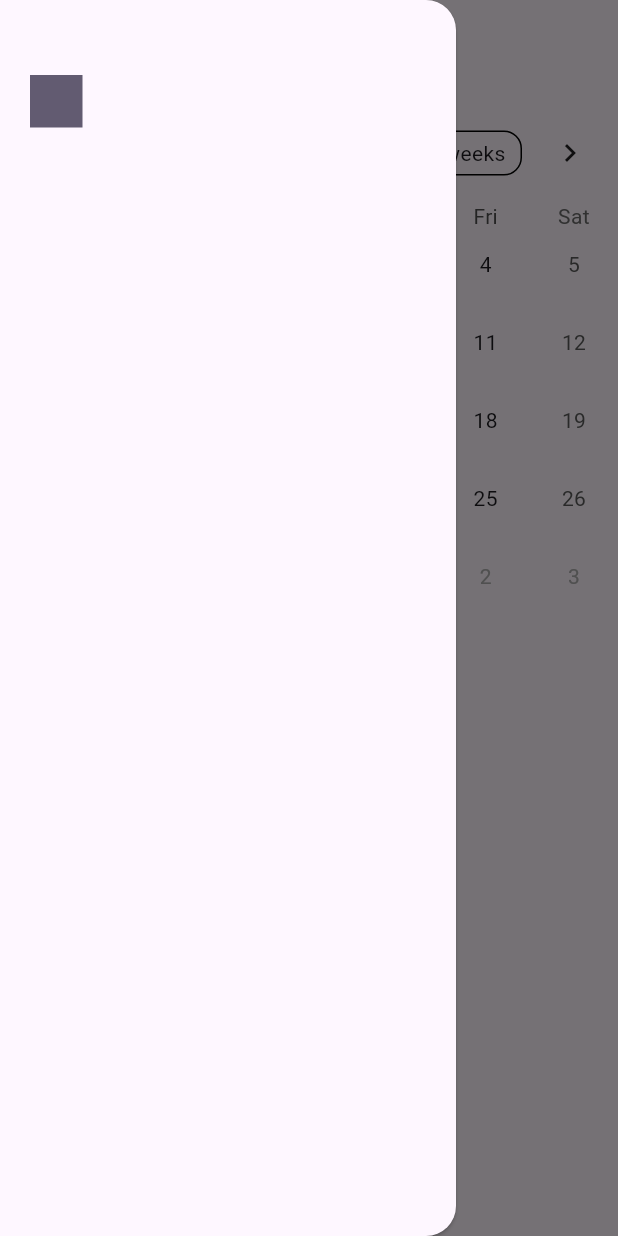
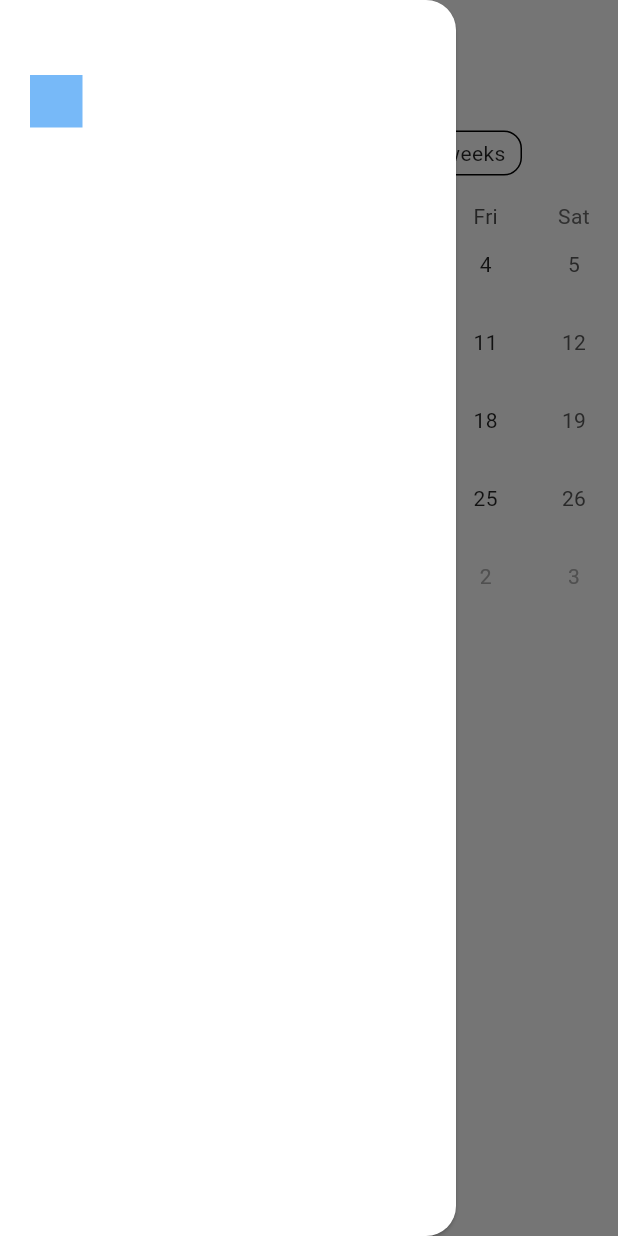
Before and after one commit to za5en/afterwards, a Flutter app: the screen it shows after launch, with the side drawer open, on a phone screen of 412 x 824 dp. Run offline on Flutter 3.47's test engine with Material 3 defaults, Android fonts, the phone set to English and light mode, and no system bars; drawn by our look-alikes of table_calendar; our stand-ins replace flutter_svg, get; Roboto replaces fonts that are missing (OpenSans).

Commit message:
color themes

```diff
--- a/lib/view/resources/color_themes.dart
+++ b/lib/view/resources/color_themes.dart
@@ -13,6 +13,202 @@
   static AfterwardsColorTheme get main => AfterwardsColorTheme(_light, _dark);
 }
 
-final _light = ThemeData();
+final _light = ThemeData(
+  fontFamily: 'OpenSans',
+  textTheme: const TextTheme(
+    titleSmall: TextStyle(
+      fontSize: 12,
+      fontWeight: FontWeight.w600,
+      color: Color.fromRGBO(0, 0, 0, 0.85),
+    ),
+    titleMedium: TextStyle(
+      fontSize: 14,
+      fontWeight: FontWeight.w600,
+      color: Color.fromRGBO(0, 0, 0, 0.85),
+    ),
+    titleLarge: TextStyle(
+      fontSize: 16,
+      fontWeight: FontWeight.w600,
+      color: Color.fromRGBO(0, 0, 0, 0.85),
+    ),
+    bodySmall: TextStyle(
+      fontSize: 12,
+      fontWeight: FontWeight.w400,
+      color: Color.fromRGBO(0, 0, 0, 0.85),
+    ),
+    bodyMedium: TextStyle(
+      fontSize: 14,
+      fontWeight: FontWeight.w400,
+      color: Color.fromRGBO(0, 0, 0, 0.85),
+    ),
+    bodyLarge: TextStyle(
+      fontSize: 16,
+      fontWeight: FontWeight.w400,
+      color: Color.fromRGBO(0, 0, 0, 0.85),
+    ),
+    headlineSmall: TextStyle(
+      fontSize: 12,
+      fontWeight: FontWeight.w600,
+      color: Color.fromRGBO(119, 185, 248, 1.0),
+    ),
+    headlineMedium: TextStyle(
+      fontSize: 14,
+      fontWeight: FontWeight.w600,
+      color: Color.fromRGBO(119, 185, 248, 1.0),
+    ),
+    headlineLarge: TextStyle(
+      fontSize: 16,
+      fontWeight: FontWeight.w600,
+      color: Color.fromRGBO(119, 185, 248, 1.0),
+    ),
+    labelSmall: TextStyle(
+      fontSize: 12,
+      fontWeight: FontWeight.w200,
+      color: Color.fromRGBO(168, 168, 168, 1),
+    ),
+    labelMedium: TextStyle(
+      fontSize: 14,
+      fontWeight: FontWeight.w400,
+      color: Color.fromRGBO(168, 168, 168, 1),
+    ),
+    labelLarge: TextStyle(
+      fontSize: 16,
+      fontWeight: FontWeight.w600,
+      color: Color.fromRGBO(167, 209, 249, 1),
+    ),
+  ),
+  colorScheme: ColorScheme(
+    brightness: Brightness.dark,
+    primary: Color.fromRGBO(167, 209, 249, 1),
+    onPrimary: Color.fromRGBO(249, 249, 249, 1),
+    secondary: Color.fromRGBO(119, 185, 248, 1),
+    onSecondary: Color.fromRGBO(168, 168, 168, 1),
+    tertiary: Color.fromRGBO(190, 224, 255, 1),
+    error: Color.fromRGBO(255, 103, 103, 1),
+    onError: Color.fromRGBO(255, 103, 103, 1),
+    inverseSurface: Color.fromRGBO(111, 211, 126, 1),
+    onInverseSurface: Color.fromRGBO(111, 211, 126, 1),
+    surfaceTint: Color.fromRGBO(233, 191, 22, 1),
+    surface: Colors.white,
+    onSurface: Colors.white,
+    surfaceContainer: Colors.black,
+    surfaceDim: Color.fromRGBO(217, 217, 217, 0.3),
+  ),
+  appBarTheme: const AppBarTheme(
+    elevation: 0,
+    backgroundColor: Color.fromRGBO(255, 255, 255, 1),
+  ),
+  dividerTheme: const DividerThemeData(
+    color: Color.fromRGBO(168, 168, 168, 1),
+    thickness: 2,
+  ),
+  elevatedButtonTheme: ElevatedButtonThemeData(
+    style: ElevatedButton.styleFrom(
+      backgroundColor: const Color.fromRGBO(0, 0, 0, 0.85),
+      foregroundColor: const Color.fromRGBO(190, 224, 255, 1),
+      shape: const RoundedRectangleBorder(
+        borderRadius: BorderRadius.all(Radius.circular(10)),
+      ),
+    ),
+  ),
+);
 
-final _dark = ThemeData();
+final _dark = ThemeData(
+  fontFamily: 'OpenSans',
+  textTheme: const TextTheme(
+    titleSmall: TextStyle(
+      fontSize: 12,
+      fontWeight: FontWeight.w600,
+      color: Color.fromRGBO(0, 0, 0, 0.85),
+    ),
+    titleMedium: TextStyle(
+      fontSize: 14,
+      fontWeight: FontWeight.w600,
+      color: Color.fromRGBO(0, 0, 0, 0.85),
+    ),
+    titleLarge: TextStyle(
+      fontSize: 16,
+      fontWeight: FontWeight.w600,
+      color: Color.fromRGBO(0, 0, 0, 0.85),
+    ),
+    bodySmall: TextStyle(
+      fontSize: 12,
+      fontWeight: FontWeight.w400,
+      color: Color.fromRGBO(0, 0, 0, 0.85),
+    ),
+    bodyMedium: TextStyle(
+      fontSize: 14,
+      fontWeight: FontWeight.w400,
+      color: Color.fromRGBO(0, 0, 0, 0.85),
+    ),
+    bodyLarge: TextStyle(
+      fontSize: 16,
+      fontWeight: FontWeight.w400,
+      color: Color.fromRGBO(0, 0, 0, 0.85),
+    ),
+    headlineSmall: TextStyle(
+      fontSize: 12,
+      fontWeight: FontWeight.w600,
+      color: Color.fromRGBO(119, 185, 248, 1.0),
+    ),
+    headlineMedium: TextStyle(
+      fontSize: 14,
+      fontWeight: FontWeight.w600,
+      color: Color.fromRGBO(119, 185, 248, 1.0),
+    ),
+    headlineLarge: TextStyle(
+      fontSize: 16,
+      fontWeight: FontWeight.w600,
+      color: Color.fromRGBO(119, 185, 248, 1.0),
+    ),
+    labelSmall: TextStyle(
+      fontSize: 12,
+      fontWeight: FontWeight.w200,
+      color: Color.fromRGBO(168, 168, 168, 1),
+    ),
+    labelMedium: TextStyle(
+      fontSize: 14,
+      fontWeight: FontWeight.w400,
+      color: Color.fromRGBO(168, 168, 168, 1),
+    ),
+    labelLarge: TextStyle(
+      fontSize: 16,
+      fontWeight: FontWeight.w600,
+      color: Color.fromRGBO(167, 209, 249, 1),
+    ),
+  ),
+  colorScheme: ColorScheme(
+    brightness: Brightness.dark,
+    primary: Color.fromRGBO(167, 209, 249, 1),
+    onPrimary: Color.fromRGBO(249, 249, 249, 1),
+    secondary: Color.fromRGBO(119, 185, 248, 1),
+    onSecondary: Color.fromRGBO(168, 168, 168, 1),
+    tertiary: Color.fromRGBO(190, 224, 255, 1),
+    error: Color.fromRGBO(255, 103, 103, 1),
+    onError: Color.fromRGBO(255, 103, 103, 1),
+    inverseSurface: Color.fromRGBO(111, 211, 126, 1),
+    onInverseSurface: Color.fromRGBO(111, 211, 126, 1),
+    surfaceTint: Color.fromRGBO(233, 191, 22, 1),
+    surface: Colors.white,
+    onSurface: Colors.white,
+    surfaceContainer: Colors.black,
+    surfaceDim: Color.fromRGBO(217, 217, 217, 0.3),
+  ),
+  appBarTheme: const AppBarTheme(
+    elevation: 0,
+    backgroundColor: Color.fromRGBO(255, 255, 255, 1),
+  ),
+  dividerTheme: const DividerThemeData(
+    color: Color.fromRGBO(168, 168, 168, 1),
+    thickness: 2,
+  ),
+  elevatedButtonTheme: ElevatedButtonThemeData(
+    style: ElevatedButton.styleFrom(
+      backgroundColor: const Color.fromRGBO(0, 0, 0, 0.85),
+      foregroundColor: const Color.fromRGBO(190, 224, 255, 1),
+      shape: const RoundedRectangleBorder(
+        borderRadius: BorderRadius.all(Radius.circular(10)),
+      ),
+    ),
+  ),
+);
--- a/pubspec.yaml
+++ b/pubspec.yaml
@@ -29,6 +29,12 @@
   adaptive_icon_background: "assets/icons/ic_launcher_background.png"
   min_sdk_android: 21
 
+fonts:
+  - family: OpenSans
+    fonts:
+      - asset: assets/fonts/OpenSans/OpenSans-Bold.ttf
+      - asset: assets/fonts/OpenSans/OpenSans-Medium.ttf
+
 flutter:
   assets:
     - assets/images/
```
Also changed, not shown: assets/fonts/OpenSans/OFL.txt (added, +93 -0 lines), assets/fonts/OpenSans/OpenSans-Bold.ttf (added), assets/fonts/OpenSans/OpenSans-Medium.ttf (added).
